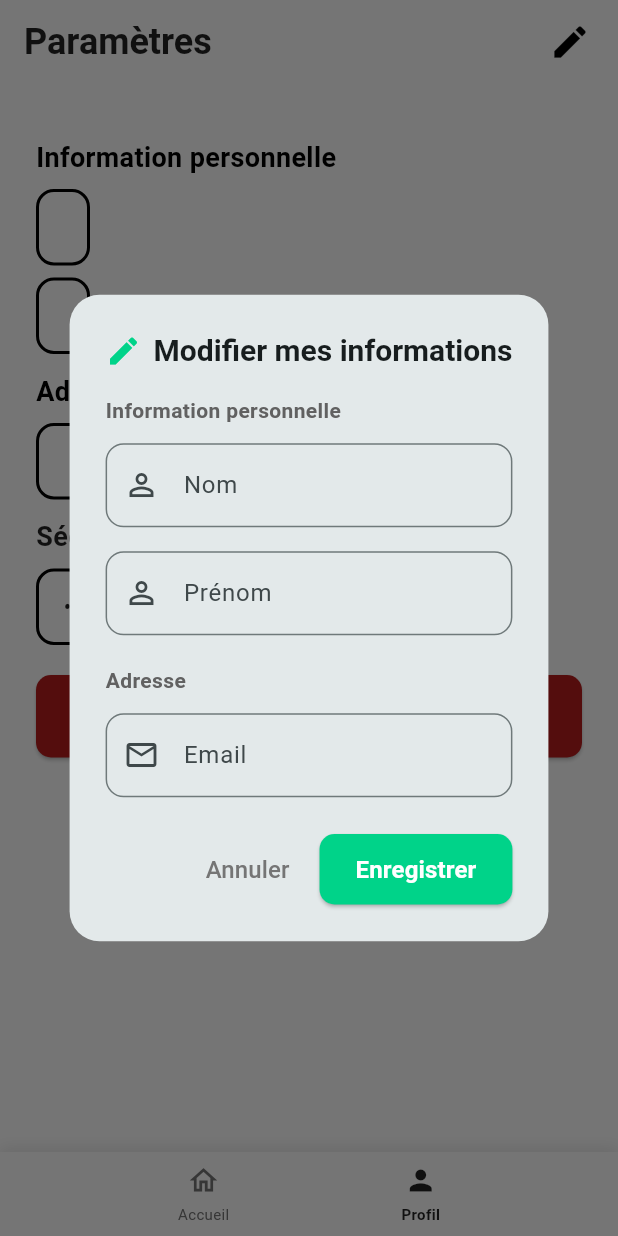
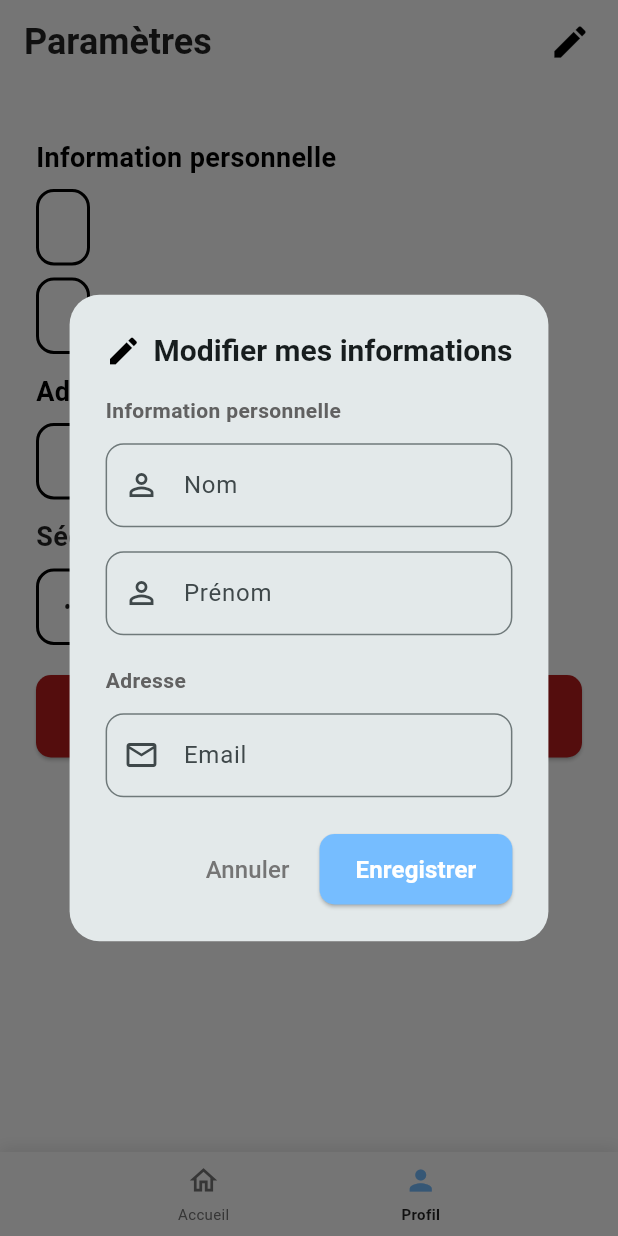
Before and after one commit to fabricedosso-sketch/snapnoteapp, a Flutter app: the ProfileScreen screen opened directly, after a tap on the "edit" icon, on a phone screen of 412 x 824 dp. Run offline on Flutter 3.47's test engine with Material 3 defaults, Android fonts, the phone set to English and light mode, and no system bars; our stand-ins replace shared_preferences, sqflite; accounts and stored records are empty.

Commit message:
Dernière version du code avec tous les commentaires

```diff
--- a/lib/screens/profile_screen.dart
+++ b/lib/screens/profile_screen.dart
@@ -127,7 +127,7 @@ class _ProfileScreenState extends State<ProfileScreen> {
         // ====================================================================
         title: Row(
           children: [
-            Icon(Icons.edit, color: Color.fromRGBO(0, 211, 137, 100)),
+            Icon(Icons.edit, color: Colors.black),
             SizedBox(width: 8),
             Text(
               'Modifier mes informations',
@@ -323,7 +323,12 @@ class _ProfileScreenState extends State<ProfileScreen> {
               // et l'erreur s'affiche automatiquement
             },
             style: ElevatedButton.styleFrom(
-              backgroundColor: Color.fromRGBO(0, 211, 137, 100),
+              backgroundColor: Color.fromRGBO(
+                          118,
+                          189,
+                          255,
+                          100,
+                        ),
               foregroundColor: Colors.white,
               padding: EdgeInsets.symmetric(horizontal: 24, vertical: 12),
               shape: RoundedRectangleBorder(
@@ -474,7 +479,7 @@ class _ProfileScreenState extends State<ProfileScreen> {
           // Bouton Annuler
           TextButton(
             onPressed: () => Navigator.pop(context, false),
-            child: Text('Annuler'),
+            child: Text('Annuler', style: TextStyle(color: Colors.grey[600]),),
           ),
           // Bouton Déconnexion
           TextButton(
--- a/lib/widgets/bottom_navigation.dart
+++ b/lib/widgets/bottom_navigation.dart
@@ -213,7 +213,7 @@ class BottomNavigation extends StatelessWidget {
               isActive ? activeIcon : icon,
               size: 22, // Taille de l'icône
               // Couleur : noir si actif, gris si pas actif
-              color: isActive ? Colors.black87 : Colors.grey[600],
+              color: isActive ? Color.fromRGBO(118, 189, 255, 100) : Colors.grey[600],
             ),
 
             SizedBox(height: 4), // Petit espace entre l'icône et le texte
```
